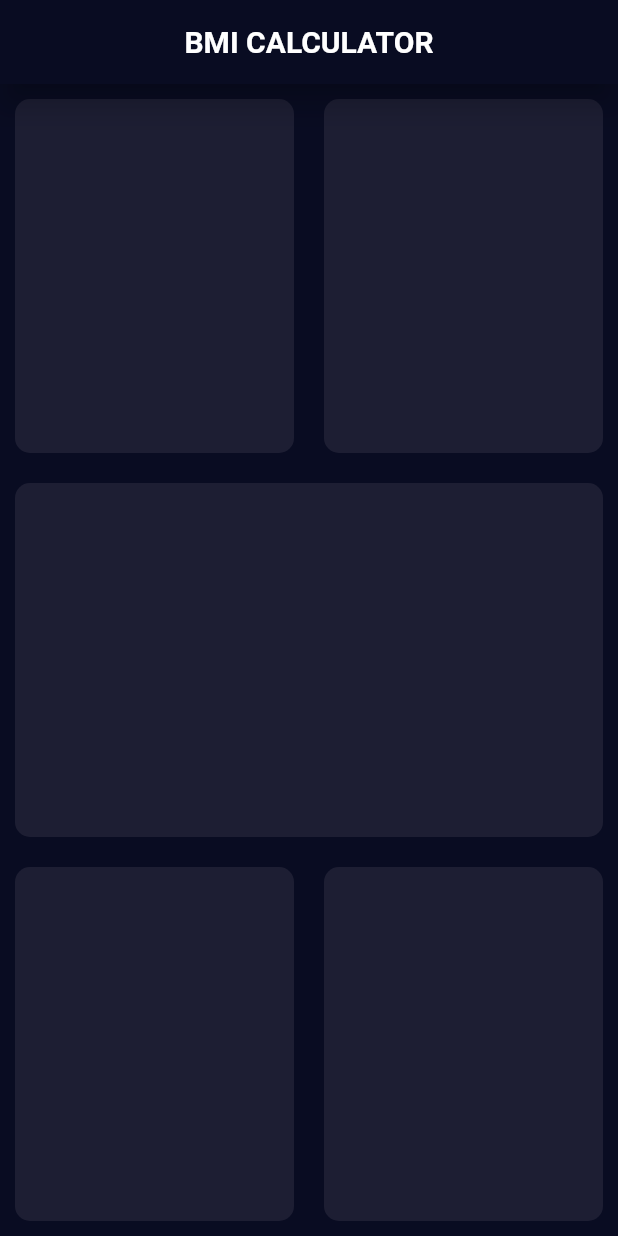
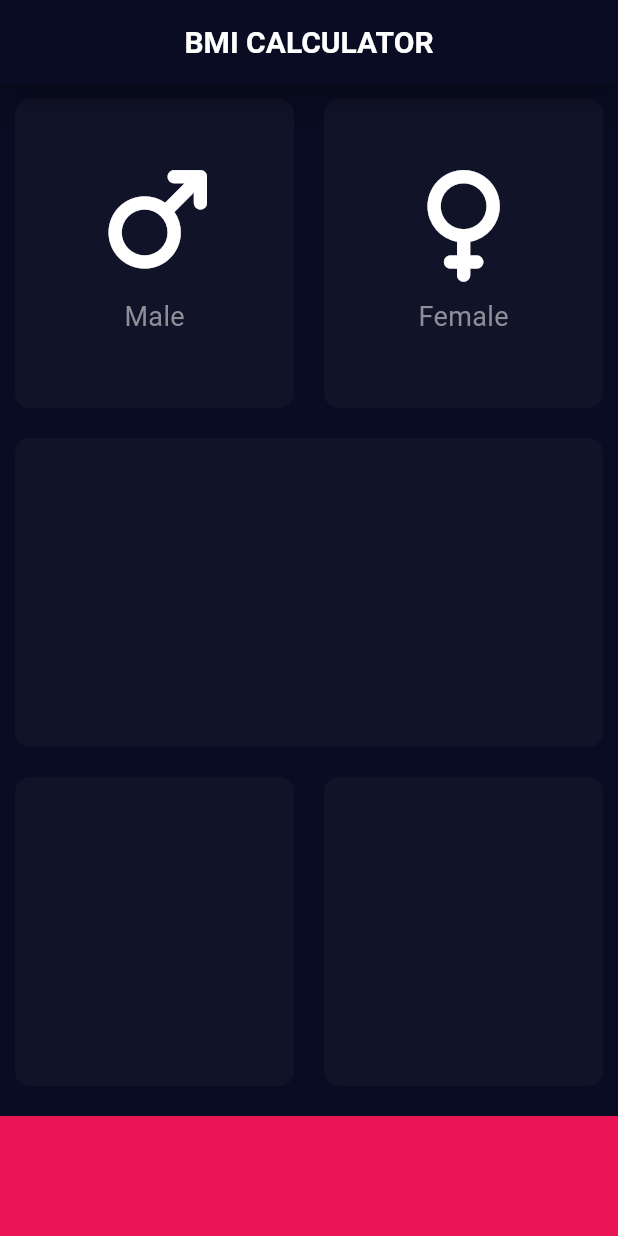
Before and after one commit to youssefzouari/bmi_caaalculator, a Flutter app: the screen it shows after launch, on a phone screen of 412 x 824 dp. Run offline on Flutter 3.47's test engine with Material 3 defaults, Android fonts, the phone set to English and light mode, and no system bars; our stand-ins replace font_awesome_flutter.

Commit message:
second commit

```diff
--- /dev/null
+++ b/lib/icon_content.dart
@@ -0,0 +1,19 @@
+import 'package:flutter/material.dart';
+import 'package:font_awesome_flutter/font_awesome_flutter.dart';
+const labeltextstyle=TextStyle(fontSize: 18.0 ,color: Color(0xFF8D8E98));
+class iconcontent extends StatelessWidget {
+  iconcontent({required this.iconname,required this.gender});
+  final FaIconData iconname;
+  final String gender;
+  @override
+  Widget build(BuildContext context) {
+    return Column(
+      mainAxisAlignment: MainAxisAlignment.center,
+      children: <Widget>[
+        FaIcon(iconname , size: 70.0,color: Colors.white,),
+        SizedBox(height: 15.0),
+        Text(gender,style :labeltextstyle),
+      ],
+    );
+  }
+}
--- a/lib/inputpage.dart
+++ b/lib/inputpage.dart
@@ -1,11 +1,41 @@
 import 'package:flutter/material.dart';
+import 'package:font_awesome_flutter/font_awesome_flutter.dart';
+import 'reusiable_card.dart';
+import 'icon_content.dart';
 
+const activereusiablecardcolor = Color(0xFF1d1E33);
+const passifreusiablecardcolor = Color(0xFF111328);
+const bottomcontainerheight = 80.0;
+const bottomcontainercolor = Color(0xFFEB1555);
+enum Gender {male ,female}
 class InputPage extends StatefulWidget {
   @override
   _InputPageState createState() => _InputPageState();
 }
 
 class _InputPageState extends State<InputPage> {
+  Color malecardcolor = passifreusiablecardcolor;
+  Color femalecardcolor = passifreusiablecardcolor;
+  void updatecolor(Gender gender) {
+    if (gender == Gender.male) {
+      femalecardcolor=passifreusiablecardcolor;
+      if (malecardcolor == passifreusiablecardcolor) {
+        malecardcolor = activereusiablecardcolor;
+      } else {
+        malecardcolor = passifreusiablecardcolor;
+      }
+
+    }
+    if (gender == Gender.female) {
+      malecardcolor=passifreusiablecardcolor;
+      if (femalecardcolor == passifreusiablecardcolor) {
+        femalecardcolor = activereusiablecardcolor;
+      } else {
+        femalecardcolor = passifreusiablecardcolor;
+      }
+    }
+  }
+
   @override
   Widget build(BuildContext context) {
     return Scaffold(
@@ -19,41 +49,79 @@ class _InputPageState extends State<InputPage> {
           Expanded(
             child: Row(
               children: <Widget>[
-                Expanded(child: ReusableCard(colour: Color(0xFF1d1E33))),
-                Expanded(child: ReusableCard(colour: Color(0xFF1d1E33)),
-                )],
+                Expanded(
+                  child: GestureDetector(
+                    onTap: () {
+                      setState(() {
+                        updatecolor(Gender.male);
+                      });
+                    },
+                    child: ReusableCard(
+                      colour: malecardcolor,
+                      cardchild: iconcontent(
+                        iconname: (FontAwesomeIcons.mars),
+                        gender: "Male",
+                      ),
+                    ),
+                  ),
+                ),
+                Expanded(
+                  child: GestureDetector(
+                    onTap: () {
+                      setState(() {
+                        updatecolor(Gender.female);
+                      });
+                    },
+                    child: ReusableCard(
+                      colour: femalecardcolor,
+                      cardchild: iconcontent(
+                        iconname: (FontAwesomeIcons.venus),
+                        gender: "Female",
+                      ),
+                    ),
+                  ),
+                ),
+              ],
             ),
-          ),
-          Expanded(
-            child: Row(children: <Widget>[Expanded(child: ReusableCard(colour: Color(0xFF1d1E33)))]),
           ),
           Expanded(
             child: Row(
               children: <Widget>[
-                Expanded(child: ReusableCard(colour: Color(0xFF1d1E33))),
-                Expanded(child: ReusableCard(colour: Color(0xFF1d1E33))),
+                Expanded(
+                  child: ReusableCard(
+                    colour: passifreusiablecardcolor,
+                    cardchild: Column(children: <Widget>[]),
+                  ),
+                ),
               ],
             ),
+          ),
+          Expanded(
+            child: Row(
+              children: <Widget>[
+                Expanded(
+                  child: ReusableCard(
+                    colour: passifreusiablecardcolor,
+                    cardchild: Column(children: <Widget>[]),
+                  ),
+                ),
+                Expanded(
+                  child: ReusableCard(
+                    colour: passifreusiablecardcolor,
+                    cardchild: Column(children: <Widget>[]),
+                  ),
+                ),
+              ],
+            ),
+          ),
+          Container(
+            margin: EdgeInsets.only(top: 10.0),
+            color: bottomcontainercolor,
+            width: double.infinity,
+            height: bottomcontainerheight,
           ),
         ],
       ),
     );
   }
 }
-//we created this using refactor extract flutter widget
-class ReusableCard extends StatelessWidget {
-  //const ReusableCard({super.key});   usually for things like animation where your widget moves
-  final Color colour;
-  ReusableCard( {required this.colour});
-
-  @override
-  Widget build(BuildContext context) {
-    return Container(
-      margin: EdgeInsets.all(10.0),
-      decoration: BoxDecoration(
-        color: colour,
-        borderRadius: BorderRadius.circular(10.0),
-      ),
-    );
-  }
-}
--- a/lib/main.dart
+++ b/lib/main.dart
@@ -1,5 +1,6 @@
 import 'package:flutter/material.dart';
 import 'inputpage.dart';
+
 
 void main() => runApp(BMICalculator());
 
--- /dev/null
+++ b/lib/reusiable_card.dart
@@ -0,0 +1,21 @@
+import 'package:flutter/material.dart';
+//we created this using refactor extract flutter widget
+
+class ReusableCard extends StatelessWidget {
+  //const ReusableCard({super.key});   usually for things like animation where your widget moves
+
+  ReusableCard({required this.colour, required this.cardchild});
+  final Color colour;
+  final Widget cardchild;
+  @override
+  Widget build(BuildContext context) {
+    return Container(
+      child: cardchild,
+      margin: EdgeInsets.all(10.0),
+      decoration: BoxDecoration(
+        color: colour,
+        borderRadius: BorderRadius.circular(10.0),
+      ),
+    );
+  }
+}
--- a/pubspec.yaml
+++ b/pubspec.yaml
@@ -34,6 +34,7 @@ dependencies:
   # The following adds the Cupertino Icons font to your application.
   # Use with the CupertinoIcons class for iOS style icons.
   cupertino_icons: ^1.0.8
+  font_awesome_flutter: ^11.0.0
 
 dev_dependencies:
   flutter_test:
```
Also changed, not shown: pubspec.lock.
